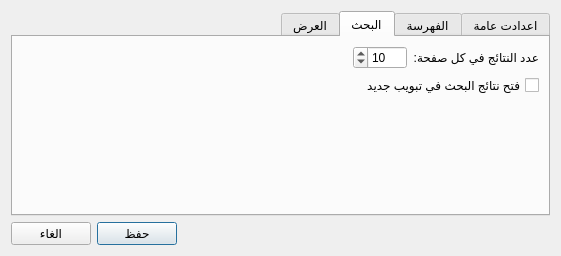
The window that src/settingsdialog.ui (boussouira/albahhet) describes before a commit, drawn with Qt 5.
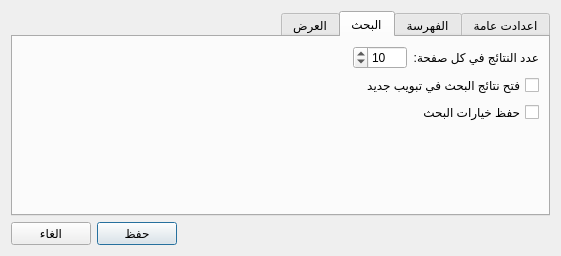
The same window after the commit. The open tabs and pages were chosen to show the change.

Commit message: Save search options

The edit to the form file:
```diff
--- a/src/settingsdialog.ui
+++ b/src/settingsdialog.ui
@@ -251,6 +251,13 @@
          </property>
         </widget>
        </item>
+       <item>
+        <widget class="QCheckBox" name="checkSaveSearchOptions">
+         <property name="text">
+          <string>حفظ خيارات البحث</string>
+         </property>
+        </widget>
+       </item>
        <item>
         <spacer name="verticalSpacer_2">
          <property name="orientation">
```
The commit also changes 3 other files.
